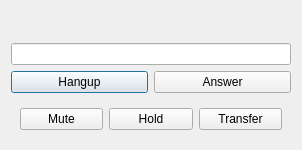
First picture: the form in ui/calldialog.ui, repository noah0286/microsiptp, before the edit.
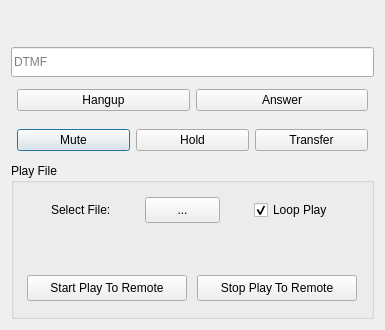
Second picture: the form after the edit.

Commit message:
feat(call): enable play local audio file to remote
only support 16bit pcm mono channel wav file now

```diff
--- a/ui/calldialog.ui
+++ b/ui/calldialog.ui
@@ -6,8 +6,8 @@
    <rect>
     <x>0</x>
     <y>0</y>
-    <width>302</width>
-    <height>150</height>
+    <width>385</width>
+    <height>330</height>
    </rect>
   </property>
   <property name="sizePolicy">
@@ -22,35 +22,50 @@
   <layout class="QGridLayout" name="gridLayout">
    <item row="0" column="0">
     <widget class="QLabel" name="whoLabel">
+     <property name="sizePolicy">
+      <sizepolicy hsizetype="Preferred" vsizetype="Fixed">
+       <horstretch>0</horstretch>
+       <verstretch>0</verstretch>
+      </sizepolicy>
+     </property>
+     <property name="minimumSize">
+      <size>
+       <width>0</width>
+       <height>30</height>
+      </size>
+     </property>
      <property name="text">
       <string/>
      </property>
     </widget>
    </item>
-   <item row="4" column="0">
-    <layout class="QHBoxLayout" name="horizontalLayout">
-     <item>
-      <widget class="QPushButton" name="cancelButton">
-       <property name="text">
-        <string>Hangup</string>
-       </property>
-      </widget>
-     </item>
-     <item>
-      <widget class="QPushButton" name="answerButton">
-       <property name="text">
-        <string>Answer</string>
-       </property>
-      </widget>
-     </item>
-    </layout>
-   </item>
-   <item row="3" column="0">
-    <widget class="QLineEdit" name="dtmfInput"/>
-   </item>
    <item row="5" column="0">
     <widget class="QWidget" name="callAction" native="true">
+     <property name="sizePolicy">
+      <sizepolicy hsizetype="Preferred" vsizetype="Fixed">
+       <horstretch>0</horstretch>
+       <verstretch>0</verstretch>
+      </sizepolicy>
+     </property>
+     <property name="minimumSize">
+      <size>
+       <width>0</width>
+       <height>30</height>
+      </size>
+     </property>
      <layout class="QHBoxLayout" name="callActions">
+      <property name="leftMargin">
+       <number>6</number>
+      </property>
+      <property name="topMargin">
+       <number>6</number>
+      </property>
+      <property name="rightMargin">
+       <number>6</number>
+      </property>
+      <property name="bottomMargin">
+       <number>6</number>
+      </property>
       <item>
        <widget class="QPushButton" name="muteButton">
         <property name="text">
@@ -75,6 +90,206 @@
      </layout>
     </widget>
    </item>
+   <item row="3" column="0">
+    <widget class="QLineEdit" name="dtmfInput">
+     <property name="minimumSize">
+      <size>
+       <width>0</width>
+       <height>30</height>
+      </size>
+     </property>
+     <property name="placeholderText">
+      <string>DTMF</string>
+     </property>
+    </widget>
+   </item>
+   <item row="6" column="0">
+    <widget class="QGroupBox" name="playFileGroupBox">
+     <property name="title">
+      <string>Play File</string>
+     </property>
+     <layout class="QVBoxLayout" name="verticalLayout">
+      <item>
+       <layout class="QHBoxLayout" name="horizontalLayout_2">
+        <item>
+         <widget class="QLabel" name="label">
+          <property name="sizePolicy">
+           <sizepolicy hsizetype="Fixed" vsizetype="Fixed">
+            <horstretch>0</horstretch>
+            <verstretch>0</verstretch>
+           </sizepolicy>
+          </property>
+          <property name="text">
+           <string>Select File:</string>
+          </property>
+         </widget>
+        </item>
+        <item>
+         <widget class="QPushButton" name="fileSelectPushButton">
+          <property name="sizePolicy">
+           <sizepolicy hsizetype="Fixed" vsizetype="Fixed">
+            <horstretch>0</horstretch>
+            <verstretch>0</verstretch>
+           </sizepolicy>
+          </property>
+          <property name="minimumSize">
+           <size>
+            <width>75</width>
+            <height>26</height>
+           </size>
+          </property>
+          <property name="maximumSize">
+           <size>
+            <width>75</width>
+            <height>26</height>
+           </size>
+          </property>
+          <property name="text">
+           <string>...</string>
+          </property>
+         </widget>
+        </item>
+        <item>
+         <widget class="QCheckBox" name="loopPlayCheckBox">
+          <property name="sizePolicy">
+           <sizepolicy hsizetype="Fixed" vsizetype="Fixed">
+            <horstretch>0</horstretch>
+            <verstretch>0</verstretch>
+           </sizepolicy>
+          </property>
+          <property name="text">
+           <string>Loop Play</string>
+          </property>
+          <property name="checked">
+           <bool>true</bool>
+          </property>
+         </widget>
+        </item>
+       </layout>
+      </item>
+      <item>
+       <widget class="QLabel" name="fileSelectedLabel">
+        <property name="sizePolicy">
+         <sizepolicy hsizetype="Preferred" vsizetype="Fixed">
+          <horstretch>0</horstretch>
+          <verstretch>0</verstretch>
+         </sizepolicy>
+        </property>
+        <property name="minimumSize">
+         <size>
+          <width>0</width>
+          <height>30</height>
+         </size>
+        </property>
+        <property name="maximumSize">
+         <size>
+          <width>16777215</width>
+          <height>30</height>
+         </size>
+        </property>
+        <property name="text">
+         <string/>
+        </property>
+       </widget>
+      </item>
+      <item>
+       <layout class="QHBoxLayout" name="horizontalLayout_3">
+        <item>
+         <widget class="QPushButton" name="startPlayToRemotePushButton">
+          <property name="sizePolicy">
+           <sizepolicy hsizetype="Fixed" vsizetype="Fixed">
+            <horstretch>0</horstretch>
+            <verstretch>0</verstretch>
+           </sizepolicy>
+          </property>
+          <property name="maximumSize">
+           <size>
+            <width>160</width>
+            <height>26</height>
+           </size>
+          </property>
+          <property name="text">
+           <string>Start Play To Remote</string>
+          </property>
+         </widget>
+        </item>
+        <item>
+         <widget class="QPushButton" name="stopPlayToRemotePushButton">
+          <property name="sizePolicy">
+           <sizepolicy hsizetype="Fixed" vsizetype="Fixed">
+            <horstretch>0</horstretch>
+            <verstretch>0</verstretch>
+           </sizepolicy>
+          </property>
+          <property name="minimumSize">
+           <size>
+            <width>160</width>
+            <height>26</height>
+           </size>
+          </property>
+          <property name="maximumSize">
+           <size>
+            <width>160</width>
+            <height>26</height>
+           </size>
+          </property>
+          <property name="text">
+           <string>Stop Play To Remote</string>
+          </property>
+         </widget>
+        </item>
+       </layout>
+      </item>
+     </layout>
+    </widget>
+   </item>
+   <item row="4" column="0">
+    <widget class="QWidget" name="callOpWidget" native="true">
+     <property name="sizePolicy">
+      <sizepolicy hsizetype="Preferred" vsizetype="Fixed">
+       <horstretch>0</horstretch>
+       <verstretch>0</verstretch>
+      </sizepolicy>
+     </property>
+     <property name="minimumSize">
+      <size>
+       <width>0</width>
+       <height>30</height>
+      </size>
+     </property>
+     <layout class="QHBoxLayout" name="horizontalLayout">
+      <property name="sizeConstraint">
+       <enum>QLayout::SizeConstraint::SetDefaultConstraint</enum>
+      </property>
+      <property name="leftMargin">
+       <number>6</number>
+      </property>
+      <property name="topMargin">
+       <number>6</number>
+      </property>
+      <property name="rightMargin">
+       <number>6</number>
+      </property>
+      <property name="bottomMargin">
+       <number>6</number>
+      </property>
+      <item>
+       <widget class="QPushButton" name="cancelButton">
+        <property name="text">
+         <string>Hangup</string>
+        </property>
+       </widget>
+      </item>
+      <item>
+       <widget class="QPushButton" name="answerButton">
+        <property name="text">
+         <string>Answer</string>
+        </property>
+       </widget>
+      </item>
+     </layout>
+    </widget>
+   </item>
   </layout>
  </widget>
  <resources/>
```
The commit also changes 8 other files.
